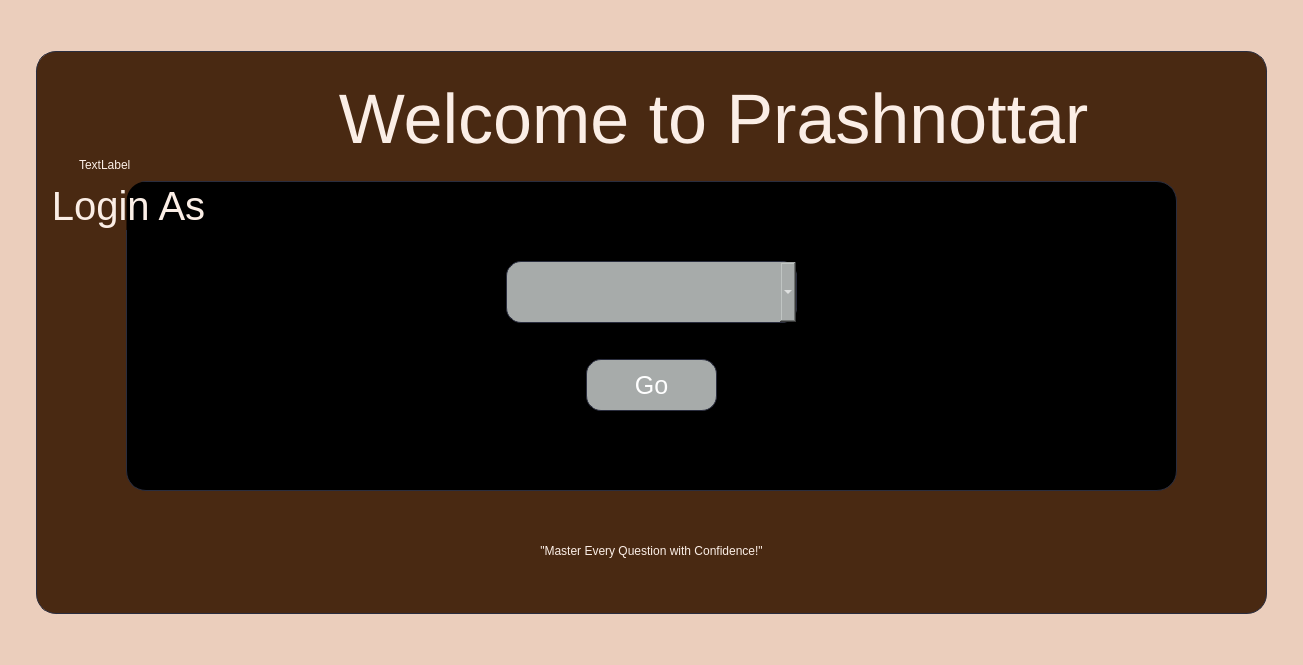
Qt form welcome.ui (thepratyushpokharel/Prashnottar) before a commit.
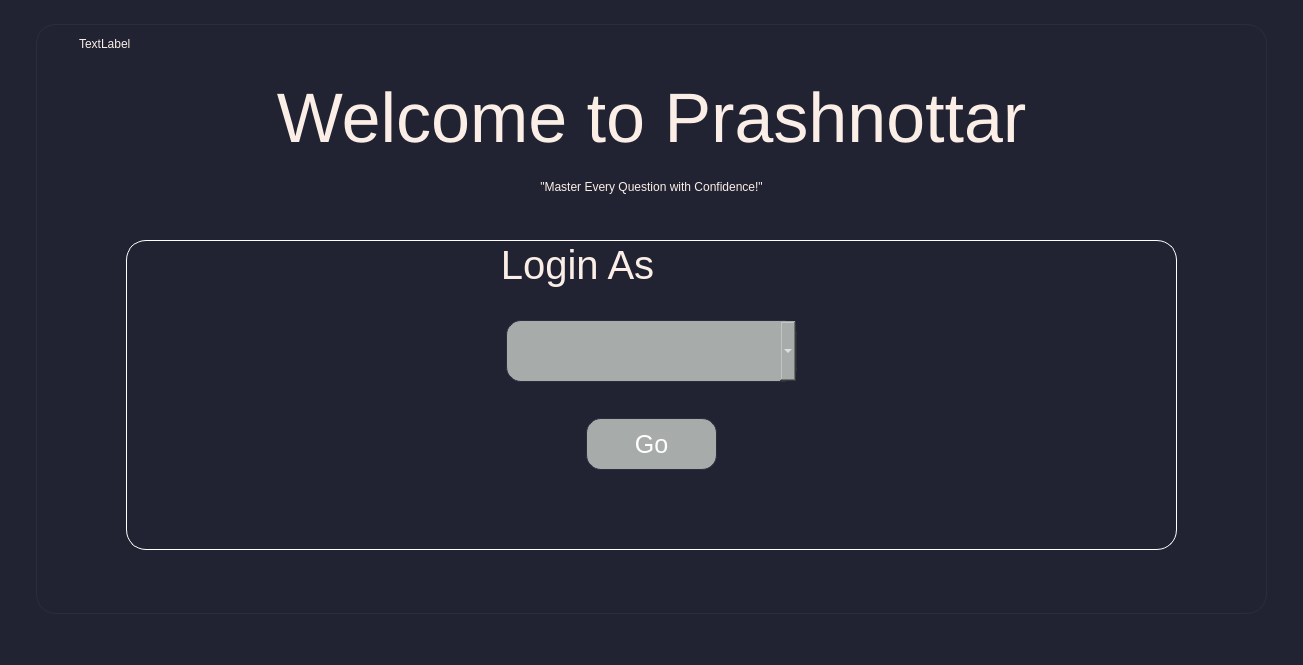
The same form after that commit.

Patch:
```diff
--- a/welcome.ui
+++ b/welcome.ui
@@ -26,7 +26,7 @@
   </property>
   <property name="styleSheet">
    <string notr="true">*{
-	background-color: rgba(235,206,188,255);
+	background-color: rgba(33,35,50,255);
 font-family:Ubuntu;
 
 }
@@ -58,6 +58,9 @@
 }</string>
   </property>
   <layout class="QVBoxLayout" name="verticalLayout_3">
+   <item>
+    <layout class="QVBoxLayout" name="verticalLayout"/>
+   </item>
    <item>
     <spacer name="verticalSpacer_2">
      <property name="orientation">
@@ -75,8 +78,6 @@
     </spacer>
    </item>
    <item>
-    <layout class="QVBoxLayout" name="verticalLayout">
-     <item>
       <widget class="QGroupBox" name="groupBox_2">
        <property name="font">
         <font>
@@ -85,7 +86,7 @@
        </property>
        <property name="styleSheet">
         <string notr="true">*{
-	background-color: rgba(73,41,18,255);
+	background-color: rgba(33,35,50,255);
 color:rgba(251,238,230,255);
 	border-color: rgb(42, 45, 62);
 }
@@ -115,7 +116,8 @@
         <item>
          <layout class="QVBoxLayout" name="verticalLayout_4">
           <item>
-           <layout class="QHBoxLayout" name="horizontalLayout">
+         <layout class="QHBoxLayout" name="horizontalLayout"/>
+        </item>
             <item>
              <widget class="QLabel" name="logo1">
               <property name="sizePolicy">
@@ -133,7 +135,7 @@
                <string>TextLabel</string>
               </property>
               <property name="alignment">
-               <set>Qt::AlignmentFlag::AlignBottom|Qt::AlignmentFlag::AlignLeading|Qt::AlignmentFlag::AlignLeft</set>
+           <set>Qt::AlignmentFlag::AlignLeading|Qt::AlignmentFlag::AlignLeft|Qt::AlignmentFlag::AlignTop</set>
               </property>
              </widget>
             </item>
@@ -168,6 +170,27 @@
               </property>
              </widget>
             </item>
+        <item>
+         <widget class="QLabel" name="label_2">
+          <property name="font">
+           <font>
+            <family>Ubuntu</family>
+           </font>
+          </property>
+          <property name="styleSheet">
+           <string notr="true">margin-left:30%;
+margin-right:30%;
+margin-top:0px;
+</string>
+          </property>
+          <property name="text">
+           <string>&quot;Master Every Question with Confidence!&quot;</string>
+          </property>
+          <property name="alignment">
+           <set>Qt::AlignmentFlag::AlignCenter</set>
+          </property>
+         </widget>
+        </item>
            </layout>
           </item>
           <item>
@@ -181,12 +204,12 @@
             <property name="styleSheet">
              <string notr="true">*{color: rgba(251,238,230,255);
 font-size:40px;
-background-color:black;
+background-color:rgba(33,35,50,255);
 }
 QGroupBox{
 	padding:70px;
 border:1px solid;
-	border-color: rgb(42, 45, 62);
+	border-color: #ffffff;
 border-radius:20px;
 margin-left:80%;
 margin-right:80%;
@@ -201,6 +224,9 @@
             <property name="title">
              <string>Login As</string>
             </property>
+        <property name="alignment">
+         <set>Qt::AlignmentFlag::AlignHCenter|Qt::AlignmentFlag::AlignTop</set>
+        </property>
             <layout class="QHBoxLayout" name="horizontalLayout_3">
              <item>
               <spacer name="horizontalSpacer">
@@ -293,32 +319,20 @@
            </widget>
           </item>
           <item>
-           <widget class="QLabel" name="label_2">
-            <property name="font">
-             <font>
-              <family>Ubuntu</family>
-             </font>
-            </property>
-            <property name="styleSheet">
-             <string notr="true">margin-left:30%;
-margin-right:30%;
-margin-top:0px;
-</string>
-            </property>
-            <property name="text">
-             <string>&quot;Master Every Question with Confidence!&quot;</string>
-            </property>
-            <property name="alignment">
-             <set>Qt::AlignmentFlag::AlignCenter</set>
-            </property>
-           </widget>
-          </item>
-         </layout>
-        </item>
-       </layout>
-      </widget>
-     </item>
-    </layout>
+       <spacer name="verticalSpacer">
+        <property name="orientation">
+         <enum>Qt::Orientation::Vertical</enum>
+        </property>
+        <property name="sizeHint" stdset="0">
+         <size>
+          <width>20</width>
+          <height>40</height>
+         </size>
+        </property>
+       </spacer>
+      </item>
+     </layout>
+    </widget>
    </item>
   </layout>
  </widget>
```
Lines whose indentation alone changed are shown as unchanged.
